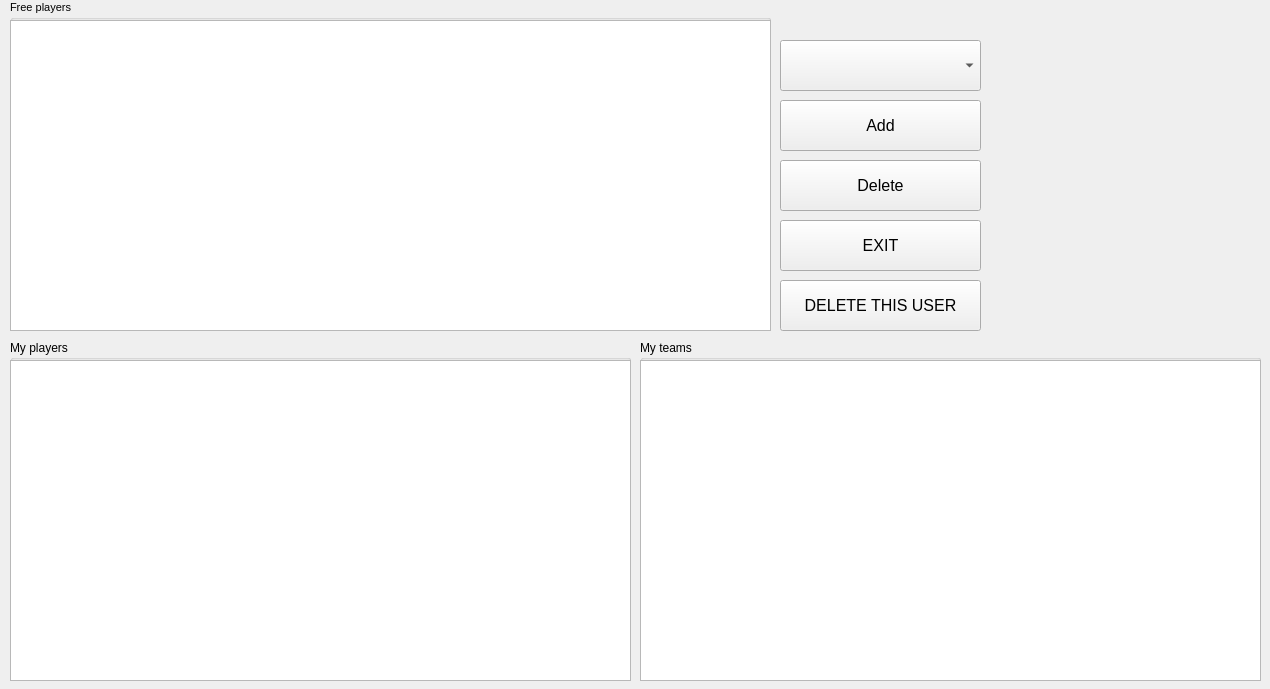
Qt form DataBaseCybersport/TeamWindow.ui (Inlucker/DataBaseCybersport) before a commit.
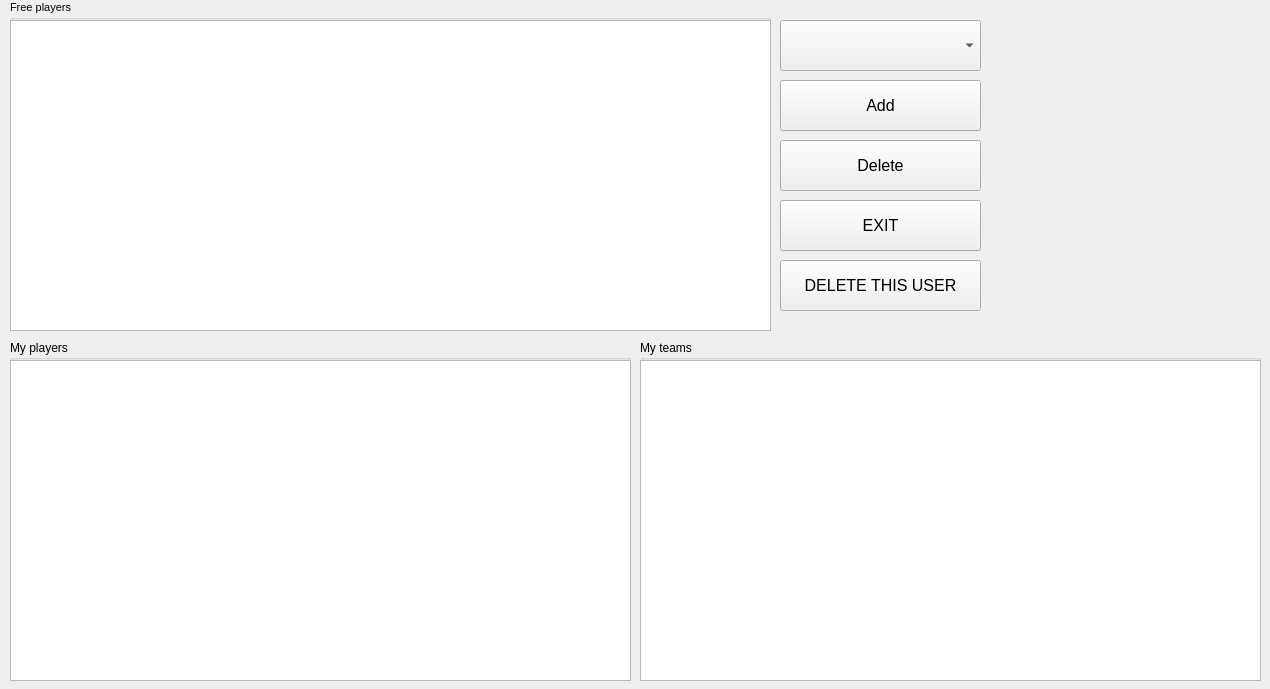
The same form after that commit.

Commit message: updated team window GUI

What changed in the file:
```diff
--- a/DataBaseCybersport/TeamWindow.ui
+++ b/DataBaseCybersport/TeamWindow.ui
@@ -17,7 +17,7 @@
    <property name="geometry">
     <rect>
      <x>780</x>
-     <y>280</y>
+     <y>260</y>
      <width>201</width>
      <height>51</height>
     </rect>
@@ -35,7 +35,7 @@
    <property name="geometry">
     <rect>
      <x>780</x>
-     <y>160</y>
+     <y>140</y>
      <width>201</width>
      <height>51</height>
     </rect>
@@ -53,7 +53,7 @@
    <property name="geometry">
     <rect>
      <x>780</x>
-     <y>220</y>
+     <y>200</y>
      <width>201</width>
      <height>51</height>
     </rect>
@@ -71,7 +71,7 @@
    <property name="geometry">
     <rect>
      <x>780</x>
-     <y>100</y>
+     <y>80</y>
      <width>201</width>
      <height>51</height>
     </rect>
@@ -89,7 +89,7 @@
    <property name="geometry">
     <rect>
      <x>780</x>
-     <y>40</y>
+     <y>20</y>
      <width>201</width>
      <height>51</height>
     </rect>
```
The commit also changes 4 other files.
